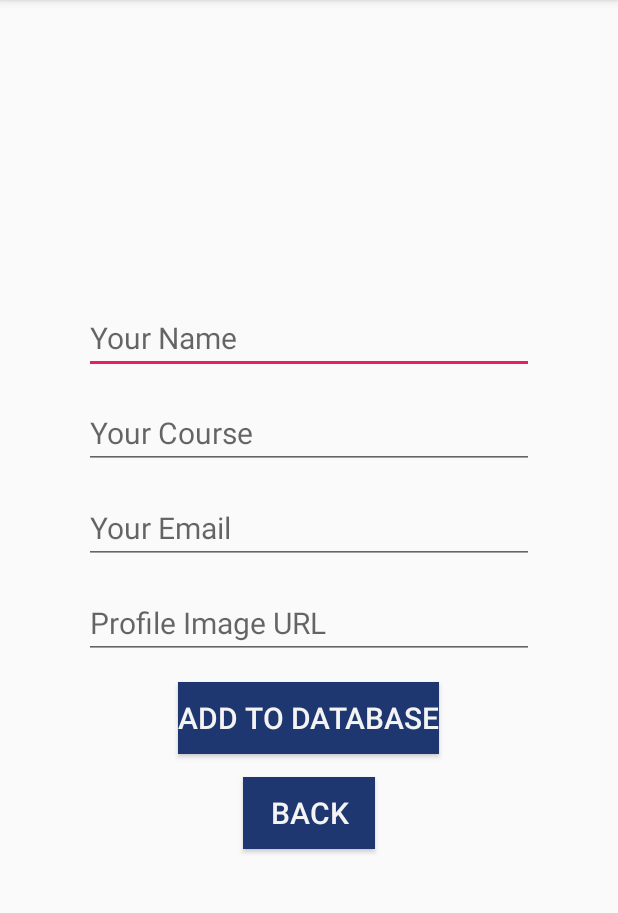
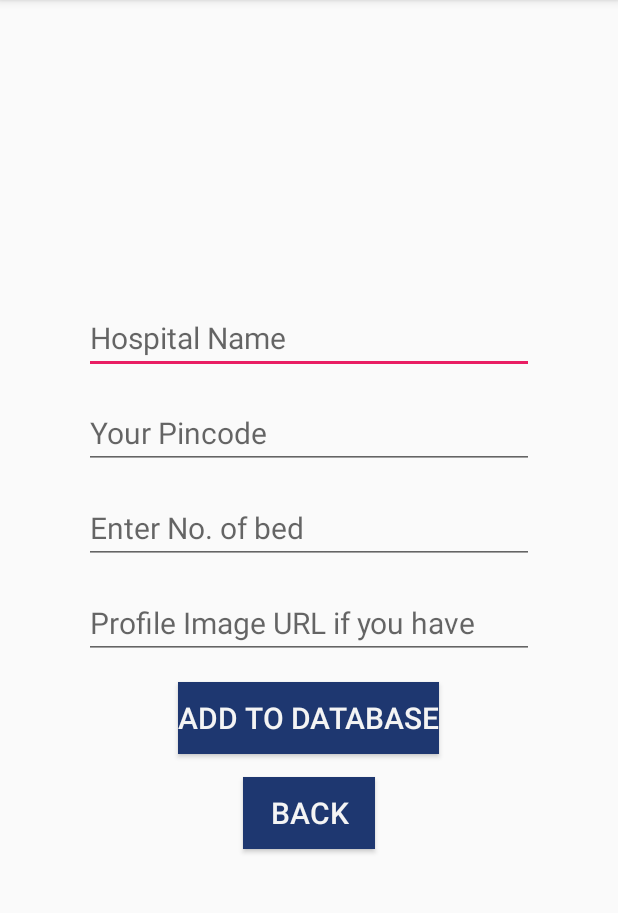
Before and after one commit to Rashid-iqba/demofirebasetorecycler, an Android app: the adddata screen opened directly, with no data from a screen before it, after a tap on "ADD TO DATABASE", on a phone screen of 412 x 824 dp, the part 84-997 px from its top. Run offline under Robolectric (Android 15) with nearby library versions, the phone set to English and light mode, and no system bars; our stand-ins replace Firebase (no records; nobody signed in at launch, a user with empty details on screens opened directly).

Commit message:
valiable name changed working

```diff
--- a/app/src/main/java/com/example/medical/MainActivity.java
+++ b/app/src/main/java/com/example/medical/MainActivity.java
@@ -25,7 +25,7 @@ public class MainActivity extends AppCompatActivity
     protected void onCreate(Bundle savedInstanceState) {
         super.onCreate(savedInstanceState);
         setContentView(R.layout.activity_main);
-        setTitle("Search here..");
+        setTitle("Search pin..");
 
         recview=(RecyclerView)findViewById(R.id.recview);
         recview.setLayoutManager(new LinearLayoutManager(this));
@@ -93,7 +93,7 @@ public class MainActivity extends AppCompatActivity
     {
         FirebaseRecyclerOptions<model> options =
                 new FirebaseRecyclerOptions.Builder<model>()
-                        .setQuery(FirebaseDatabase.getInstance().getReference().child("students").orderByChild("course").startAt(s).endAt(s+"\uf8ff"), model.class)
+                        .setQuery(FirebaseDatabase.getInstance().getReference().child("students").orderByChild("pincode").startAt(s).endAt(s+"\uf8ff"), model.class)
                         .build();
 
         adapter=new myadapter(options);
--- a/app/src/main/java/com/example/medical/adddata.java
+++ b/app/src/main/java/com/example/medical/adddata.java
@@ -19,7 +19,7 @@ import java.util.Map;
 
 public class adddata extends AppCompatActivity
 {
-   EditText name,course,email,purl;
+   EditText Hospital,pincode,NumofBed,purl;
    Button submit,back;
 
     @Override
@@ -28,9 +28,9 @@ public class adddata extends AppCompatActivity
         super.onCreate(savedInstanceState);
         setContentView(R.layout.activity_adddata);
 
-        name=(EditText)findViewById(R.id.add_name);
-        email=(EditText)findViewById(R.id.add_email);
-        course=(EditText)findViewById(R.id.add_course);
+        Hospital=(EditText)findViewById(R.id.add_Hospital);
+        NumofBed=(EditText)findViewById(R.id.add_NumofBed);
+        pincode=(EditText)findViewById(R.id.add_pincode);
         purl=(EditText)findViewById(R.id.add_purl);
 
         back=(Button)findViewById(R.id.add_back);
@@ -54,18 +54,18 @@ public class adddata extends AppCompatActivity
     private void processinsert()
     {
         Map<String,Object> map=new HashMap<>();
-        map.put("name",name.getText().toString());
-        map.put("course",course.getText().toString());
-        map.put("email",email.getText().toString());
+        map.put("Hospital",Hospital.getText().toString());
+        map.put("pincode",pincode.getText().toString());
+        map.put("NumofBed",NumofBed.getText().toString());
         map.put("purl",purl.getText().toString());
         FirebaseDatabase.getInstance().getReference().child("students").push()
                 .setValue(map)
                 .addOnSuccessListener(new OnSuccessListener<Void>() {
                     @Override
                     public void onSuccess(Void aVoid) {
-                       name.setText("");
-                       course.setText("");
-                       email.setText("");
+                       Hospital.setText("");
+                       pincode.setText("");
+                       NumofBed.setText("");
                        purl.setText("");
                         Toast.makeText(getApplicationContext(),"Inserted Successfully",Toast.LENGTH_LONG).show();
                     }
--- a/app/src/main/res/layout/activity_adddata.xml
+++ b/app/src/main/res/layout/activity_adddata.xml
@@ -12,27 +12,27 @@
     <EditText
         android:layout_width="300dp"
         android:layout_height="wrap_content"
-        android:id="@+id/add_name"
+        android:id="@+id/add_Hospital"
         android:textSize="20sp"
-        android:hint="Your Name"
+        android:hint="Hospital Name"
         android:layout_marginBottom="15dp"
         android:textColor="#000"/>
 
     <EditText
         android:layout_width="300dp"
         android:layout_height="wrap_content"
-        android:id="@+id/add_course"
+        android:id="@+id/add_pincode"
         android:textSize="20sp"
-        android:hint="Your Course"
+        android:hint="Your Pincode"
         android:layout_marginBottom="15dp"
         android:textColor="#000"/>
 
     <EditText
         android:layout_width="300dp"
         android:layout_height="wrap_content"
-        android:id="@+id/add_email"
+        android:id="@+id/add_NumofBed"
         android:textSize="20sp"
-        android:hint="Your Email"
+        android:hint="Enter No. of bed"
         android:layout_marginBottom="15dp"
         android:textColor="#000"/>
 
@@ -42,7 +42,7 @@
         android:layout_height="wrap_content"
         android:id="@+id/add_purl"
         android:textSize="20sp"
-        android:hint="Profile Image URL"
+        android:hint="Profile Image URL if you have"
         android:layout_marginBottom="15dp"
         android:textColor="#000"/>
 
--- a/app/src/main/res/layout/dialogcontent.xml
+++ b/app/src/main/res/layout/dialogcontent.xml
@@ -27,7 +27,7 @@
         android:layout_width="match_parent"
         android:layout_height="wrap_content"
         android:hint="Hospital Name"
-        android:id="@+id/uname"
+        android:id="@+id/uHospital"
         android:layout_marginTop="10dp"
         android:textSize="20sp"/>
 
@@ -35,7 +35,7 @@
         android:layout_width="match_parent"
         android:layout_height="wrap_content"
         android:hint="Pincode"
-        android:id="@+id/ucourse"
+        android:id="@+id/upincode"
         android:layout_marginTop="10dp"
         android:textSize="20sp"/>
 
@@ -43,7 +43,7 @@
         android:layout_width="match_parent"
         android:layout_height="wrap_content"
         android:hint="Number of Beds"
-        android:id="@+id/uemail"
+        android:id="@+id/uNumofBed"
         android:layout_marginTop="10dp"
         android:textSize="20sp"/>
 
--- a/app/src/main/res/layout/singlerow.xml
+++ b/app/src/main/res/layout/singlerow.xml
@@ -35,7 +35,7 @@
                     android:orientation="vertical">
 
                     <TextView
-                        android:id="@+id/nametext"
+                        android:id="@+id/Hospitaltext"
                         android:layout_width="match_parent"
                         android:layout_height="wrap_content"
                         android:layout_marginLeft="10dp"
@@ -48,7 +48,7 @@
                         android:textStyle="bold" />
 
                     <TextView
-                        android:id="@+id/coursetext"
+                        android:id="@+id/pincodetext"
                         android:layout_width="match_parent"
                         android:layout_height="wrap_content"
                         android:layout_marginLeft="10dp"
@@ -59,7 +59,7 @@
 
 
                     <TextView
-                        android:id="@+id/emailtext"
+                        android:id="@+id/NumofBedtext"
                         android:layout_width="match_parent"
                         android:layout_height="wrap_content"
                         android:layout_marginLeft="10dp"
```
Also changed, not shown: app/src/main/java/com/example/medical/model.java (+17 -17 lines), app/src/main/java/com/example/medical/myadapter.java (+16 -16 lines).
